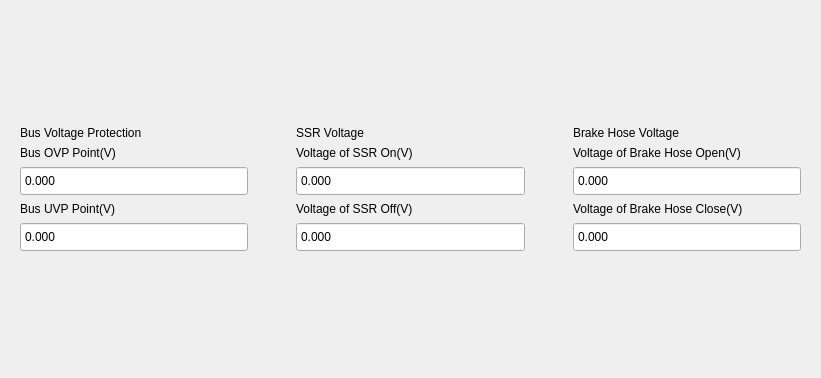
This is Libs/UI/UiPower/graphpower129.ui in tiangaomingjing/ServoDriveTech as Qt 5 draws it before an edit. The edited form follows.
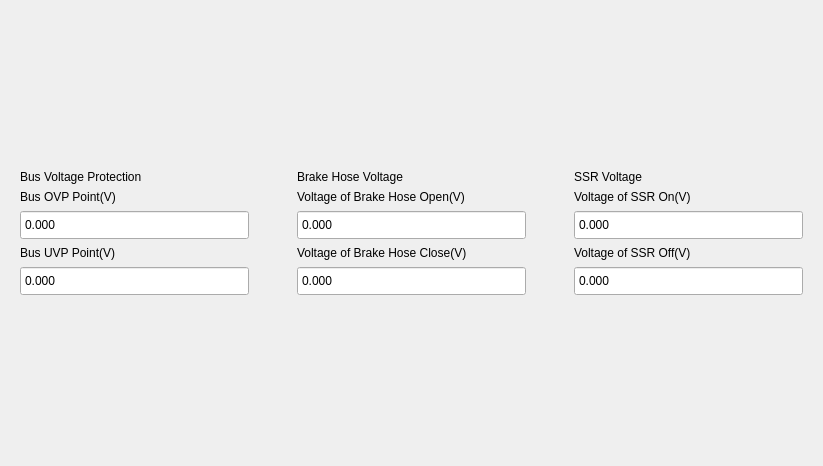
This is the edited form.

The edit to the form file:
```diff
--- a/Libs/UI/UiPower/graphpower129.ui
+++ b/Libs/UI/UiPower/graphpower129.ui
@@ -6,8 +6,8 @@
    <rect>
     <x>0</x>
     <y>0</y>
-    <width>821</width>
-    <height>378</height>
+    <width>823</width>
+    <height>466</height>
    </rect>
   </property>
   <property name="windowTitle">
@@ -103,71 +103,6 @@
        </layout>
       </widget>
      </item>
-     <item>
-      <widget class="QWidget" name="widget_pwrRelay" native="true">
-       <layout class="QVBoxLayout" name="verticalLayout_2">
-        <item>
-         <widget class="QLabel" name="label_pwrSSRV">
-          <property name="text">
-           <string>SSR Voltage</string>
-          </property>
-         </widget>
-        </item>
-        <item>
-         <widget class="QLabel" name="label_pwrRelayOn">
-          <property name="text">
-           <string>Voltage of SSR On(V)</string>
-          </property>
-         </widget>
-        </item>
-        <item>
-         <widget class="QDoubleSpinBox" name="dSpinBox_pwrRelayOn">
-          <property name="minimumSize">
-           <size>
-            <width>0</width>
-            <height>30</height>
-           </size>
-          </property>
-          <property name="buttonSymbols">
-           <enum>QAbstractSpinBox::NoButtons</enum>
-          </property>
-          <property name="decimals">
-           <number>3</number>
-          </property>
-          <property name="maximum">
-           <double>4294967296.000000000000000</double>
-          </property>
-         </widget>
-        </item>
-        <item>
-         <widget class="QLabel" name="label_pwrRelayOff">
-          <property name="text">
-           <string>Voltage of SSR Off(V)</string>
-          </property>
-         </widget>
-        </item>
-        <item>
-         <widget class="QDoubleSpinBox" name="dSpinBox_pwrRelayOff">
-          <property name="minimumSize">
-           <size>
-            <width>0</width>
-            <height>30</height>
-           </size>
-          </property>
-          <property name="buttonSymbols">
-           <enum>QAbstractSpinBox::NoButtons</enum>
-          </property>
-          <property name="decimals">
-           <number>3</number>
-          </property>
-          <property name="maximum">
-           <double>4294967296.000000000000000</double>
-          </property>
-         </widget>
-        </item>
-       </layout>
-      </widget>
-     </item>
      <item>
       <widget class="QWidget" name="widget_pwrBrake" native="true">
        <layout class="QVBoxLayout" name="verticalLayout_3">
@@ -233,6 +168,71 @@
        </layout>
       </widget>
      </item>
+     <item>
+      <widget class="QWidget" name="widget_pwrRelay" native="true">
+       <layout class="QVBoxLayout" name="verticalLayout_2">
+        <item>
+         <widget class="QLabel" name="label_pwrSSRV">
+          <property name="text">
+           <string>SSR Voltage</string>
+          </property>
+         </widget>
+        </item>
+        <item>
+         <widget class="QLabel" name="label_pwrRelayOn">
+          <property name="text">
+           <string>Voltage of SSR On(V)</string>
+          </property>
+         </widget>
+        </item>
+        <item>
+         <widget class="QDoubleSpinBox" name="dSpinBox_pwrRelayOn">
+          <property name="minimumSize">
+           <size>
+            <width>0</width>
+            <height>30</height>
+           </size>
+          </property>
+          <property name="buttonSymbols">
+           <enum>QAbstractSpinBox::NoButtons</enum>
+          </property>
+          <property name="decimals">
+           <number>3</number>
+          </property>
+          <property name="maximum">
+           <double>4294967296.000000000000000</double>
+          </property>
+         </widget>
+        </item>
+        <item>
+         <widget class="QLabel" name="label_pwrRelayOff">
+          <property name="text">
+           <string>Voltage of SSR Off(V)</string>
+          </property>
+         </widget>
+        </item>
+        <item>
+         <widget class="QDoubleSpinBox" name="dSpinBox_pwrRelayOff">
+          <property name="minimumSize">
+           <size>
+            <width>0</width>
+            <height>30</height>
+           </size>
+          </property>
+          <property name="buttonSymbols">
+           <enum>QAbstractSpinBox::NoButtons</enum>
+          </property>
+          <property name="decimals">
+           <number>3</number>
+          </property>
+          <property name="maximum">
+           <double>4294967296.000000000000000</double>
+          </property>
+         </widget>
+        </item>
+       </layout>
+      </widget>
+     </item>
     </layout>
    </item>
    <item>
```
